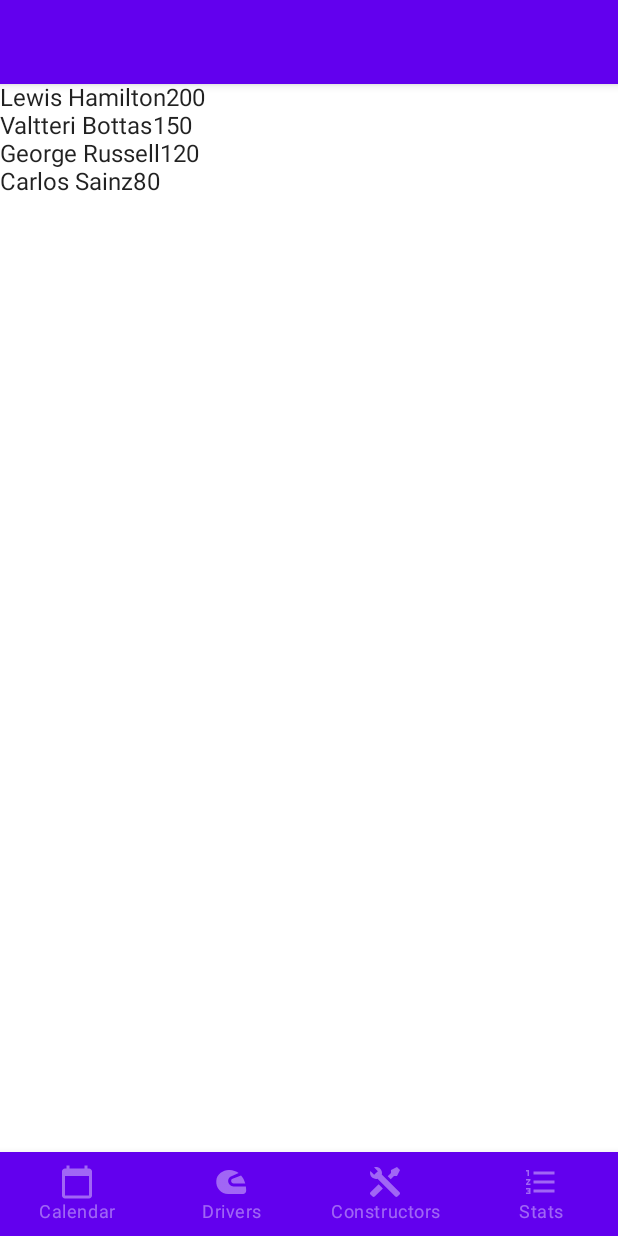
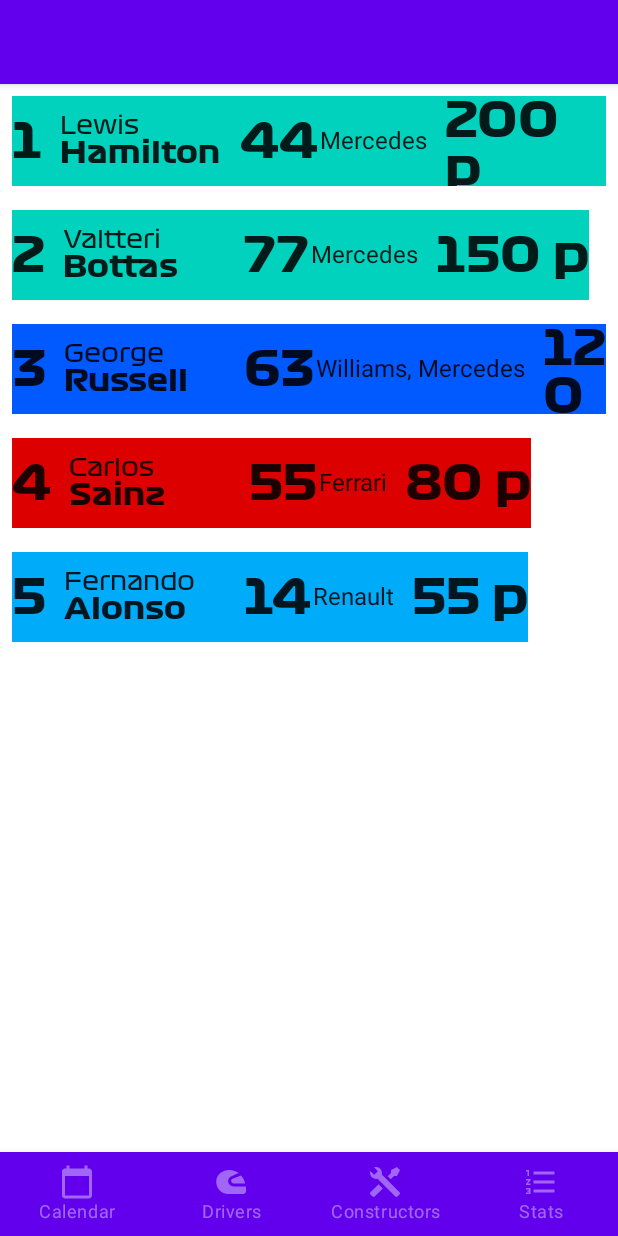
Before and after one commit to manuramosdev/oversteer, an Android app built with Jetpack Compose: the screen it shows after launch (MainActivity), item 2 of the bottom bar chosen, on a phone screen of 412 x 824 dp. Run offline under Robolectric (Android 15) with nearby library versions, the phone set to English and light mode, and no system bars.

Commit message:
driver standings row initial approach

```diff
--- a/app/src/main/java/dev/manuramos/oversteer/DriversScreen.kt
+++ b/app/src/main/java/dev/manuramos/oversteer/DriversScreen.kt
@@ -1,10 +1,20 @@
 package dev.manuramos.oversteer
 
-import androidx.compose.foundation.layout.Row
+import androidx.compose.foundation.background
+import androidx.compose.foundation.layout.*
 import androidx.compose.foundation.lazy.LazyColumn
 import androidx.compose.foundation.lazy.items
 import androidx.compose.material.Text
 import androidx.compose.runtime.Composable
+import androidx.compose.ui.Alignment
+import androidx.compose.ui.Modifier
+import androidx.compose.ui.graphics.Color
+import androidx.compose.ui.tooling.preview.Preview
+import androidx.compose.ui.unit.dp
+import androidx.compose.ui.unit.sp
+import dev.manuramos.oversteer.model.COLORS
+import dev.manuramos.oversteer.model.Constructor
+import dev.manuramos.oversteer.model.Driver
 import dev.manuramos.oversteer.model.DriverStanding
 
 @Composable
@@ -23,9 +33,57 @@ fun DriversList(
 
 @Composable
 fun DriverRow(driverStanding: DriverStanding) {
-    val driver = driverStanding.driver
-    Row {
-        Text(text = driver.fullName)
-        Text(text = driverStanding.points.toString())
+    val color = Color(COLORS[driverStanding.Constructors.first().constructorId] ?: 0xFFFFFFFF)
+    Row(
+        modifier = Modifier
+            .padding(all = 8.dp)
+            .background(color)
+            .height(60.dp),
+        horizontalArrangement = Arrangement.SpaceEvenly,
+        verticalAlignment = Alignment.CenterVertically
+    ) {
+        BoldNumber(driverStanding.position.toString())
+        Spacer(modifier = Modifier.width(12.dp))
+        DriverName(driverStanding.Driver)
+        BoldNumber(driverStanding.Driver.permanentNumber.toString())
+        Spacer(modifier = Modifier.width(1.dp))
+        DriverConstructors(driverStanding.Constructors)
+        Spacer(modifier = Modifier.width(12.dp))
+        BoldNumber("""${driverStanding.points} p""")
     }
 }
+
+@Composable
+private fun DriverConstructors(constructors: List<Constructor>) {
+    Text(text = constructors.joinToString { it.name })
+}
+
+@Composable
+private fun DriverName(driver: Driver) {
+    Column(modifier = Modifier.width(120.dp)) {
+        Text(
+            text = driver.givenName,
+            fontFamily = formula1Regular
+        )
+        Text(
+            text = driver.familyName,
+            fontSize = 20.sp,
+            fontFamily = formula1Bold
+        )
+    }
+}
+
+@Composable
+private fun BoldNumber(text: String) {
+    Text(
+        text = text,
+        fontSize = 32.sp,
+        fontFamily = formula1Bold
+    )
+}
+
+@Preview(showBackground = true)
+@Composable
+fun StandingsPreview() {
+    DriversList(drivers = FAKE_DATA.driverStandings)
+}
--- a/app/src/main/java/dev/manuramos/oversteer/FakeData.kt
+++ b/app/src/main/java/dev/manuramos/oversteer/FakeData.kt
@@ -3,21 +3,25 @@ package dev.manuramos.oversteer
 import dev.manuramos.oversteer.model.Constructor
 import dev.manuramos.oversteer.model.Driver
 import dev.manuramos.oversteer.model.DriverStanding
+import okhttp3.internal.http.toHttpDateString
 import java.util.*
 
 object FAKE_DATA {
-    val hamilton = Driver("hamilton", "Lewis", "Hamilton", "British", 44, "HAM", "", Date())
-    val bottas = Driver("bottas", "Valtteri", "Bottas", "Finnish", 77, "BOT", "", Date())
-    val russell = Driver("russell", "George", "Russell", "British", 63, "RUS", "", Date())
-    val sainz = Driver("sainz", "Carlos", "Sainz", "Spanish", 55, "SAI", "", Date())
+    val hamilton = Driver("hamilton", "Lewis", "Hamilton", "British", 44, "HAM", "", Date().toHttpDateString())
+    val bottas = Driver("bottas", "Valtteri", "Bottas", "Finnish", 77, "BOT", "", Date().toHttpDateString())
+    val russell = Driver("russell", "George", "Russell", "British", 63, "RUS", "", Date().toHttpDateString())
+    val sainz = Driver("sainz", "Carlos", "Sainz", "Spanish", 55, "SAI", "", Date().toHttpDateString())
+    val alonso06 = Driver("alonso", "Fernando", "Alonso", "Spanish", 14, "ALO", "", Date().toHttpDateString())
 
-    val mclaren = Constructor("mclaren", "", "McLaren", "British")
+    val mercedes = Constructor("mercedes", "", "Mercedes", "British")
     val ferrari = Constructor("ferrari", "", "Ferrari", "Italian")
     val williams = Constructor("williams", "", "Williams", "British")
+    val renault = Constructor("renault", "", "Renault", "French")
     val driverStandings: List<DriverStanding> = listOf(
-        DriverStanding(1, 200, 5, hamilton, listOf(mclaren)),
-        DriverStanding(2, 150, 4, bottas, listOf(mclaren)),
-        DriverStanding(3, 120, 5, russell, listOf(williams)),
-        DriverStanding(4, 80, 5, sainz, listOf(ferrari)),
+        DriverStanding(1, 200, 5, hamilton, listOf(mercedes)),
+        DriverStanding(2, 150, 4, bottas, listOf(mercedes)),
+        DriverStanding(3, 120, 3, russell, listOf(williams, mercedes)),
+        DriverStanding(4, 80, 2, sainz, listOf(ferrari)),
+        DriverStanding(5, 55, 1, alonso06, listOf(renault)),
     )
 }
--- /dev/null
+++ b/app/src/main/java/dev/manuramos/oversteer/Fonts.kt
@@ -0,0 +1,18 @@
+package dev.manuramos.oversteer
+
+import androidx.compose.ui.text.font.Font
+import androidx.compose.ui.text.font.FontFamily
+import androidx.compose.ui.text.font.FontWeight
+
+
+val formula1Regular = FontFamily(
+    Font(R.font.formula1_regular, FontWeight.Normal)
+)
+
+val formula1Bold = FontFamily(
+    Font(R.font.formula1_bold)
+)
+
+val formula1Wide = FontFamily(
+    Font(R.font.formula1_wide)
+)
--- a/app/src/main/java/dev/manuramos/oversteer/MainActivity.kt
+++ b/app/src/main/java/dev/manuramos/oversteer/MainActivity.kt
@@ -41,7 +41,7 @@ fun Main() {
 
 @Composable
 fun Navigation(navController: NavHostController) {
-    NavHost(navController, startDestination = NavigationItem.Calendar.route) {
+    NavHost(navController, startDestination = NavigationItem.Drivers.route) {
         composable(NavigationItem.Calendar.route) {
             CalendarScreen()
         }
--- a/app/src/main/java/dev/manuramos/oversteer/model/Constructor.kt
+++ b/app/src/main/java/dev/manuramos/oversteer/model/Constructor.kt
@@ -14,3 +14,18 @@ data class ConstructorStanding(
     val wins: Number,
     val constructor: Constructor,
 )
+
+val COLORS = mapOf(
+    "mercedes" to 0xFF00D2BE,
+    "redbull" to 0xFF0600EF,
+    "alpine" to 0xFF0090FF,
+    "alphatauri" to 0xFF2B4562,
+    "williams" to 0xFF005AFF,
+    "astonmartin" to 0xFF006F62,
+    "ferrari" to 0xFFDC0000,
+    "alfaromeo" to 0xFF900000,
+    "haas" to 0xFFFFFFFF,
+    "mclaren" to 0xFFFF8700,
+
+    "renault" to 0xFF00ACFA,
+)
--- a/app/src/main/java/dev/manuramos/oversteer/model/Driver.kt
+++ b/app/src/main/java/dev/manuramos/oversteer/model/Driver.kt
@@ -1,6 +1,4 @@
 package dev.manuramos.oversteer.model
-
-import java.util.*
 
 data class Driver(
     val driverId: String,
@@ -10,7 +8,7 @@ data class Driver(
     val permanentNumber: Number,
     val code: String,
     val url: String,
-    val dateOfBirth: Date,
+    val dateOfBirth: String,
 ) {
     val fullName = """$givenName $familyName"""
 }
@@ -20,6 +18,6 @@ data class DriverStanding(
 //    "positionText": "21",
     val points: Number,
     val wins: Number,
-    val driver: Driver,
-    val constructors: List<Constructor>,
+    val Driver: Driver,
+    val Constructors: List<Constructor>,
 )
```
Also changed, not shown: app/src/main/res/font/formula1_black.ttf (added), app/src/main/res/font/formula1_bold.ttf (added), app/src/main/res/font/formula1_regular.ttf (added), app/src/main/res/font/formula1_wide.ttf (added).
